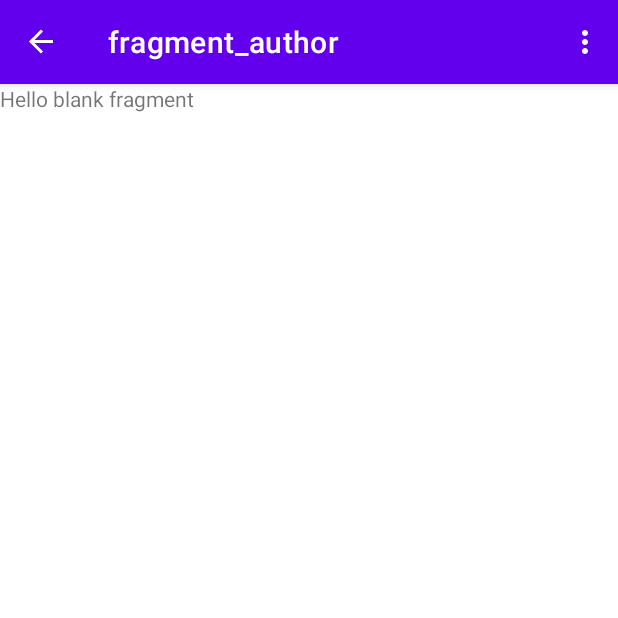
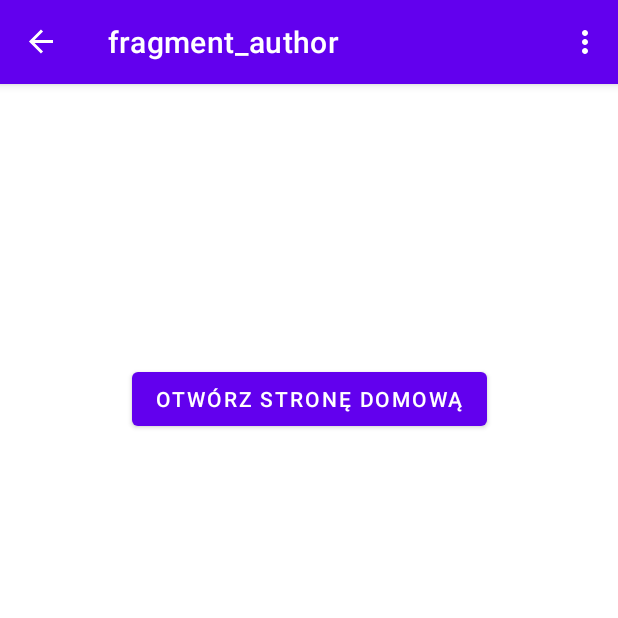
Before and after one commit to Adamo2499/compendium, an Android app: the AuthorFragment screen opened through its navigation route, on a phone screen of 412 x 824 dp, the top half of it. Run offline under Robolectric (Android 15) with nearby library versions, the phone set to English and light mode, and no system bars; our stand-ins replace navigation-ui.

Commit message:
Add layout for author fragment

```diff
--- a/app/src/main/res/layout/fragment_author.xml
+++ b/app/src/main/res/layout/fragment_author.xml
@@ -1,14 +1,22 @@
 <?xml version="1.0" encoding="utf-8"?>
-<FrameLayout xmlns:android="http://schemas.android.com/apk/res/android"
+<androidx.constraintlayout.widget.ConstraintLayout xmlns:android="http://schemas.android.com/apk/res/android"
+    xmlns:app="http://schemas.android.com/apk/res-auto"
     xmlns:tools="http://schemas.android.com/tools"
+    android:id="@+id/frameLayout3"
     android:layout_width="match_parent"
     android:layout_height="match_parent"
     tools:context=".AuthorFragment">
 
-    <!-- TODO: Update blank fragment layout -->
-    <TextView
-        android:layout_width="match_parent"
-        android:layout_height="match_parent"
-        android:text="@string/hello_blank_fragment" />
-
-</FrameLayout>
+    <Button
+        android:id="@+id/openMainPageButton"
+        android:layout_width="wrap_content"
+        android:layout_height="wrap_content"
+        android:layout_centerHorizontal="true"
+        android:layout_centerVertical="true"
+        android:text="Otwórz stronę domową"
+        app:layout_constraintBottom_toBottomOf="parent"
+        app:layout_constraintLeft_toLeftOf="parent"
+        app:layout_constraintRight_toRightOf="parent"
+        app:layout_constraintTop_toTopOf="parent"
+        app:layout_constraintVertical_bias="0.258" />
+</androidx.constraintlayout.widget.ConstraintLayout>
--- a/app/src/main/res/values/strings.xml
+++ b/app/src/main/res/values/strings.xml
@@ -25,5 +25,8 @@
     <string name="character3_label">Antyvir</string>
     <string name="cgaracter4_label">Norton</string>
     <!-- TODO: Remove or change this placeholder text -->
-    <string name="hello_blank_fragment">Hello blank fragment</string>
+    <string name="hello_blank_fragment" translatable="false">Hello blank fragment</string>
+    <string name="author_link" translatable="false">https://www.jonathanocean.pl/</string>
+    <string name="go_to_page_label" translatable="false">Odwiedź stronę</string>
+    <!--    <string name="jonathan_ocean_logo_desc">Jonathan Ocean\'s logo</string>-->
 </resources>
```
Also changed, not shown: app/src/main/res/drawable/jonathanoceangrey.png (added).
